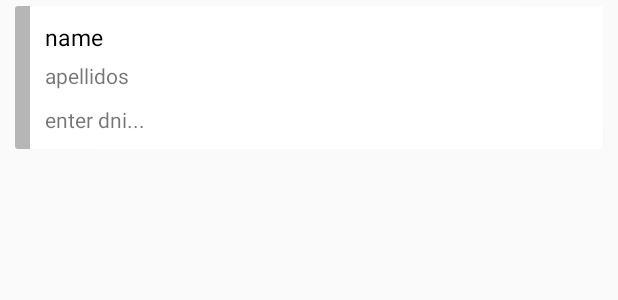
After one commit to Gohan19266/AppVenta, an Android app: the layout item_cliente.xml on its own in the app's theme, with its tools: preview values and no code run, on a phone screen of 412 x 824 dp. The commit adds this screen. Shown: the top 300 px of the screen. Run offline under Robolectric (Android 15) with nearby library versions, the phone set to English and light mode, and no system bars.

Commit message:
listar cliente

```diff
--- a/app/src/main/java/learn/mode/appventa/api/ApiClientInterface.java
+++ b/app/src/main/java/learn/mode/appventa/api/ApiClientInterface.java
@@ -1,9 +1,12 @@
 package learn.mode.appventa.api;
+
+import java.util.List;
 
 import learn.mode.appventa.model.Cliente;
 import retrofit2.Call;
 import retrofit2.http.Field;
 import retrofit2.http.FormUrlEncoded;
+import retrofit2.http.GET;
 import retrofit2.http.POST;
 
 public interface ApiClientInterface {
@@ -16,4 +19,7 @@ public interface ApiClientInterface {
             @Field("dni") String dni,
             @Field("color") int color
     );
+
+    @GET("readAllClient.php")
+    Call<List<Cliente>> getClientes();
 }
--- a/app/src/main/res/layout/activity_cliente.xml
+++ b/app/src/main/res/layout/activity_cliente.xml
@@ -25,7 +25,7 @@
         <EditText
             android:id="@+id/apellidos"
             android:layout_below="@id/idname"
-            android:hint="surnames"
+            android:hint="@string/surname"
             android:inputType="textCapSentences"
             android:layout_marginTop="20dp"
             android:textSize="25sp"
--- /dev/null
+++ b/app/src/main/res/layout/item_cliente.xml
@@ -0,0 +1,60 @@
+<?xml version="1.0" encoding="utf-8"?>
+<androidx.cardview.widget.CardView
+    xmlns:android="http://schemas.android.com/apk/res/android"
+    xmlns:app="http://schemas.android.com/apk/res-auto"
+    android:layout_width="match_parent"
+    android:layout_height="wrap_content"
+    android:layout_marginLeft="10dp"
+    android:layout_marginRight="10dp"
+    android:layout_marginTop="4dp"
+    android:layout_marginBottom="4dp"
+    app:cardCornerRadius="2dp"
+    app:cardElevation="1dp"
+    android:clickable="true"
+    android:focusable="true"
+    android:foreground="?attr/selectableItemBackground"
+    android:id="@+id/card_item">
+
+    <LinearLayout
+        android:id="@+id/line"
+        android:layout_width="10dp"
+        android:layout_height="match_parent"
+        android:orientation="vertical"
+        android:background="#49000000"/>
+
+
+    <RelativeLayout
+        android:padding="10dp"
+        android:layout_marginStart="10dp"
+        android:layout_marginLeft="10dp"
+        android:layout_width="match_parent"
+        android:layout_height="wrap_content">
+
+        <TextView
+            android:id="@+id/name"
+            android:text="@string/name"
+            android:textSize="15sp"
+            android:textColor="@android:color/black"
+            android:layout_width="match_parent"
+            android:layout_height="wrap_content" />
+
+        <TextView
+            android:id="@+id/surname"
+            android:layout_below="@id/name"
+            android:text="@string/apellido"
+            android:layout_width="match_parent"
+            android:layout_height="wrap_content"
+            android:layout_marginTop="5dp"/>
+
+        <TextView
+            android:id="@+id/dni"
+            android:layout_below="@id/surname"
+            android:text="@string/dni"
+            android:layout_width="match_parent"
+            android:layout_height="wrap_content"
+            android:layout_marginTop="10dp"
+            />
+
+    </RelativeLayout>
+
+</androidx.cardview.widget.CardView>
--- a/app/src/main/res/values/strings.xml
+++ b/app/src/main/res/values/strings.xml
@@ -1,7 +1,8 @@
 <resources>
     <string name="app_name">AppVenta</string>
     <string name="name">name</string>
-    <string name="apellido">apellido materno y paterno</string>
+    <string name="apellido">apellidos</string>
     <string name="dni">enter dni...</string>
     <string name="save">save</string>
+    <string name="surname">surname</string>
 </resources>
```
Also changed, not shown: app/src/main/java/learn/mode/appventa/activity/main/ClientViewActivity.java (+53 -1 lines), app/src/main/java/learn/mode/appventa/activity/main/MainAdapterClient.java (added, +82 -0 lines), app/src/main/java/learn/mode/appventa/activity/main/MainPresenterClient.java (added, +42 -0 lines), app/src/main/java/learn/mode/appventa/activity/main/MainViewClient.java (added, +12 -0 lines), app/src/main/res/layout/activity_client_view.xml (+10 -0 lines).
